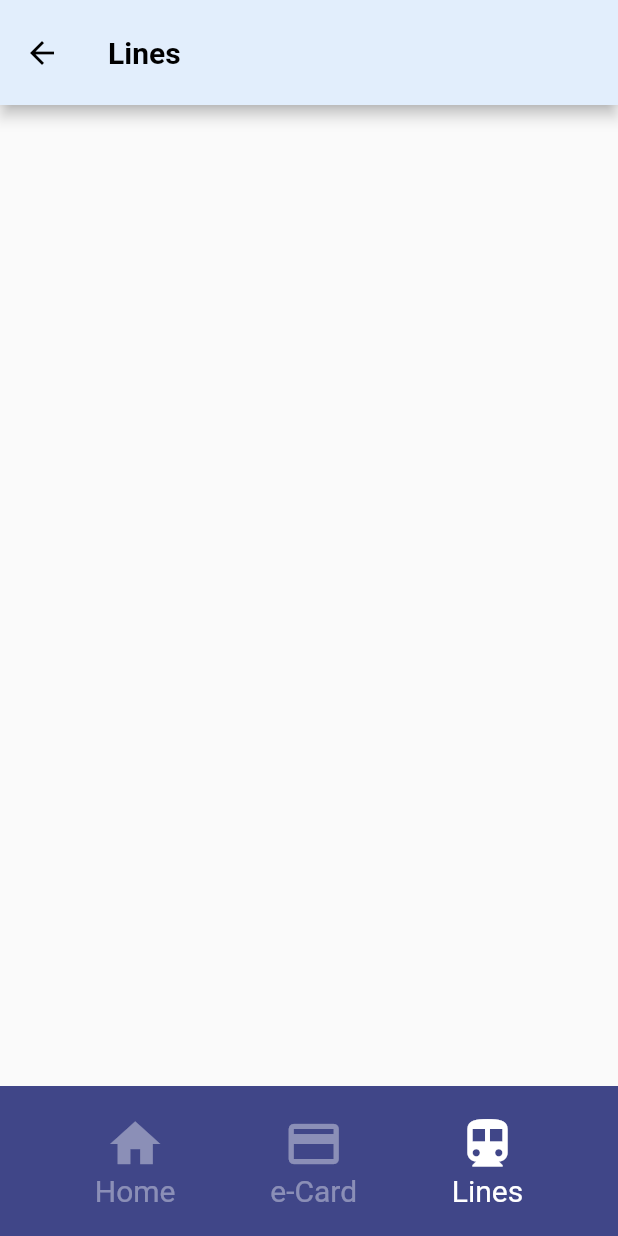
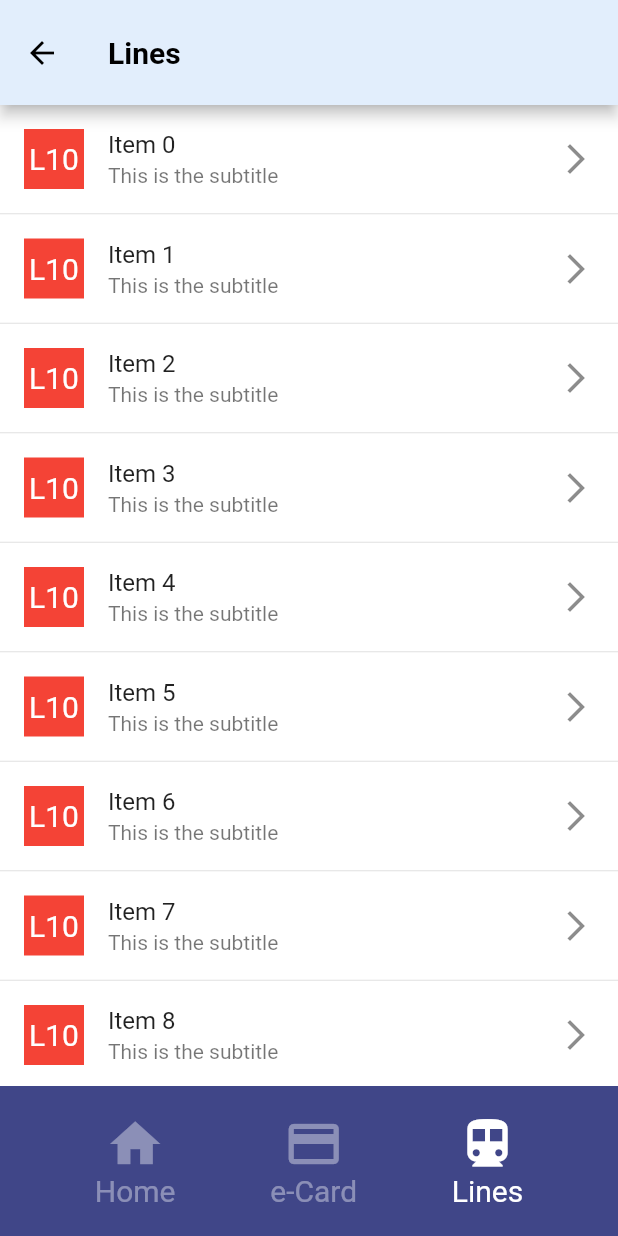
Before and after one commit to francesctr4/FlutterAppProject, a Flutter app: the LinesScreen screen opened by its route, on a phone screen of 412 x 824 dp. Run offline on Flutter 3.47's test engine with Material 2 defaults, Android fonts, the phone set to English and light mode, and no system bars.

Commit message:
Bottom bar rework & Lines list created

```diff
--- a/flutter_app_project/project_source/lib/models/line_class.dart
+++ b/flutter_app_project/project_source/lib/models/line_class.dart
@@ -3,7 +3,7 @@ class Line {
   String firstStation, lastStation;
 
   Line.fromJson(Map<String, dynamic> json)
-      : lineName = json["properties"]["NOM_LINIA"],
-        firstStation = json["properties"]["ORIGEN_LINIA"],
-        lastStation = json["properties"]["DESTI_LINIA"];
+      : lineName = json["features"]["properties"]["NOM_LINIA"],
+        firstStation = json["features"]["properties"]["ORIGEN_LINIA"],
+        lastStation = json["features"]["properties"]["DESTI_LINIA"];
 }
--- a/flutter_app_project/project_source/lib/screens/lines_screen.dart
+++ b/flutter_app_project/project_source/lib/screens/lines_screen.dart
@@ -20,14 +20,44 @@ class LinesScreen extends StatelessWidget {
         foregroundColor: Colors.black,
         leading: null,
       ),
-      body: Column(
-        mainAxisAlignment: MainAxisAlignment.spaceBetween,
+      backgroundColor: Colors.white,
+      body: Stack(
         children: [
-          Container(
-            color: Colors.white,
+          ListView.separated(
+            itemCount: 11,
+            itemBuilder: (BuildContext context, int index) {
+              return ListTile(
+                leading: Container(
+                  width: 40,
+                  height: 40,
+                  color: Colors.red,
+                  child: const Align(
+                    alignment: Alignment.center,
+                    child: Text(
+                      "L10",
+                      style: TextStyle(
+                        color: Colors.white,
+                        fontSize: 20,
+                      ),
+                    ),
+                  ),
+                ),
+                title: Text("Item $index"),
+                subtitle: const Text("This is the subtitle"),
+                trailing: const Icon(Icons.arrow_forward_ios),
+              );
+            },
+            separatorBuilder: (context, index) {
+              return const Divider(
+                height: 1,
+              );
+            },
           ),
-          BottomBar(
-            highlighted: "Lines",
+          Align(
+            alignment: Alignment.bottomCenter,
+            child: BottomBar(
+              highlighted: "Lines",
+            ),
           ),
         ],
       ),
```
Also changed, not shown: flutter_app_project/project_source/lib/screens/e_card_screen.dart (+7 -7 lines), flutter_app_project/project_source/lib/screens/home_screen.dart (+7 -7 lines).
